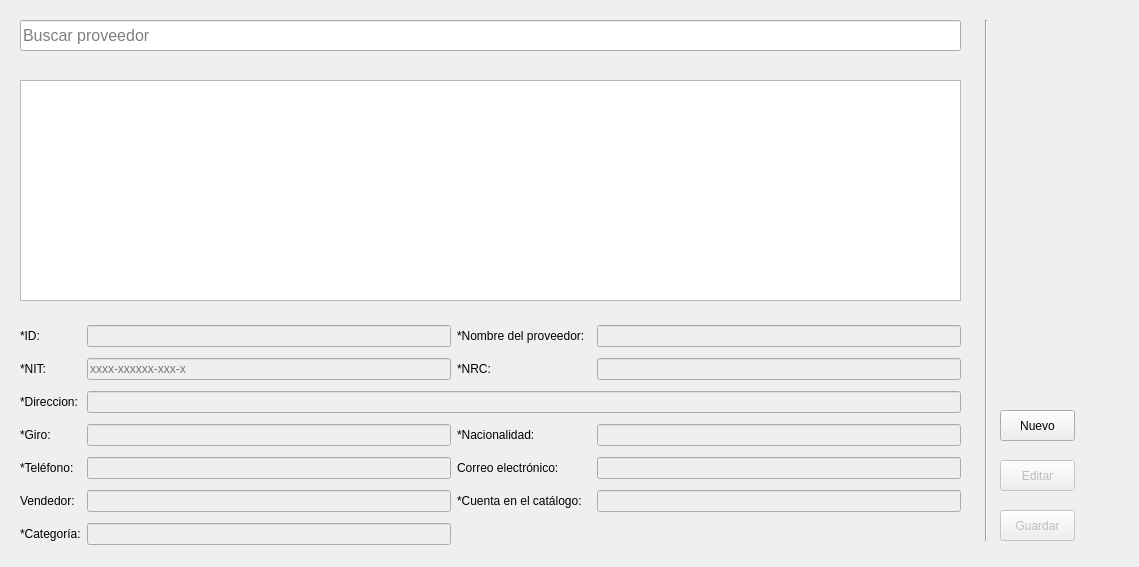
Before: the Qt Designer form mainwindow/proveedores.ui in psystingod/eremasPro, drawn with Qt 5.
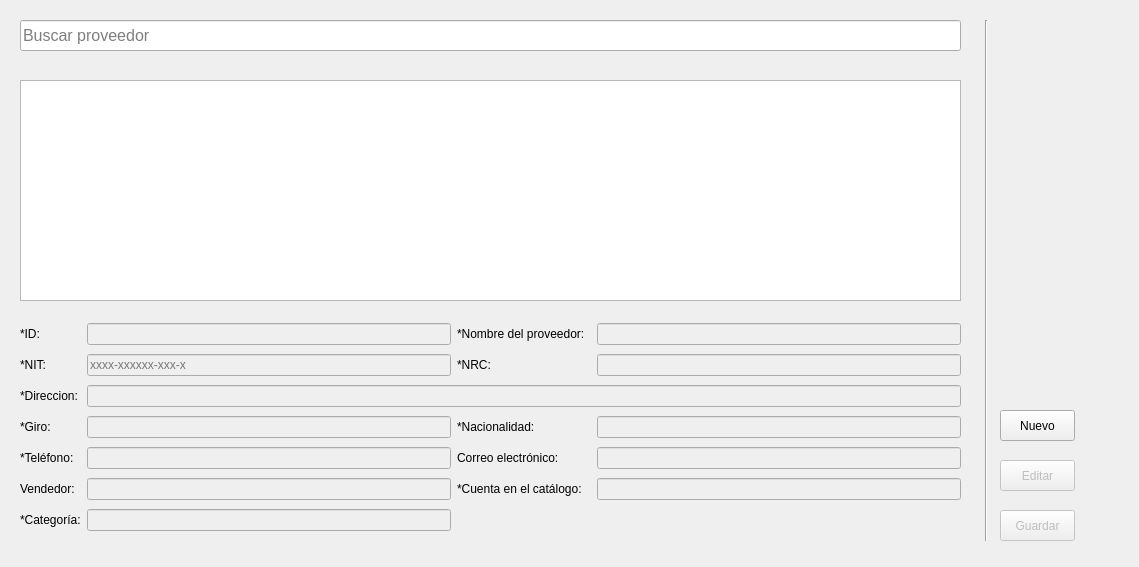
After: the same form once the commit is applied.

Commit message: nada mas pel

What changed in the file:
```diff
--- a/mainwindow/proveedores.ui
+++ b/mainwindow/proveedores.ui
@@ -111,7 +111,7 @@
      <x>20</x>
      <y>320</y>
      <width>941</width>
-     <height>231</height>
+     <height>221</height>
     </rect>
    </property>
    <layout class="QGridLayout" name="gridLayout">
```
The commit also changes 1 other file.
